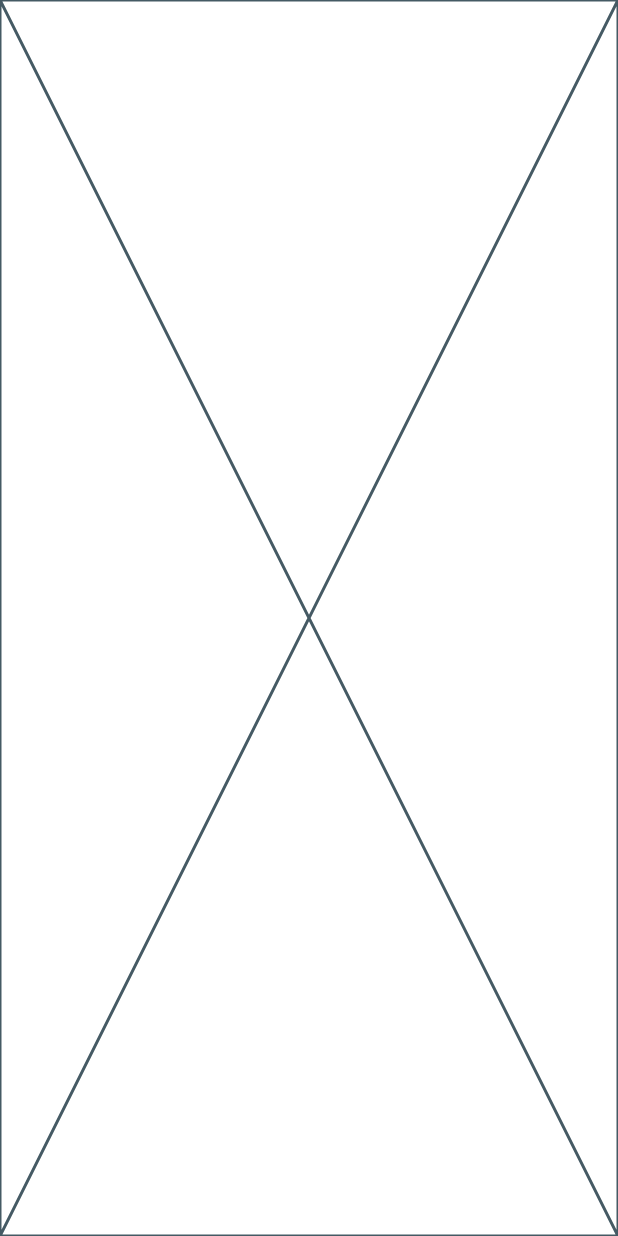
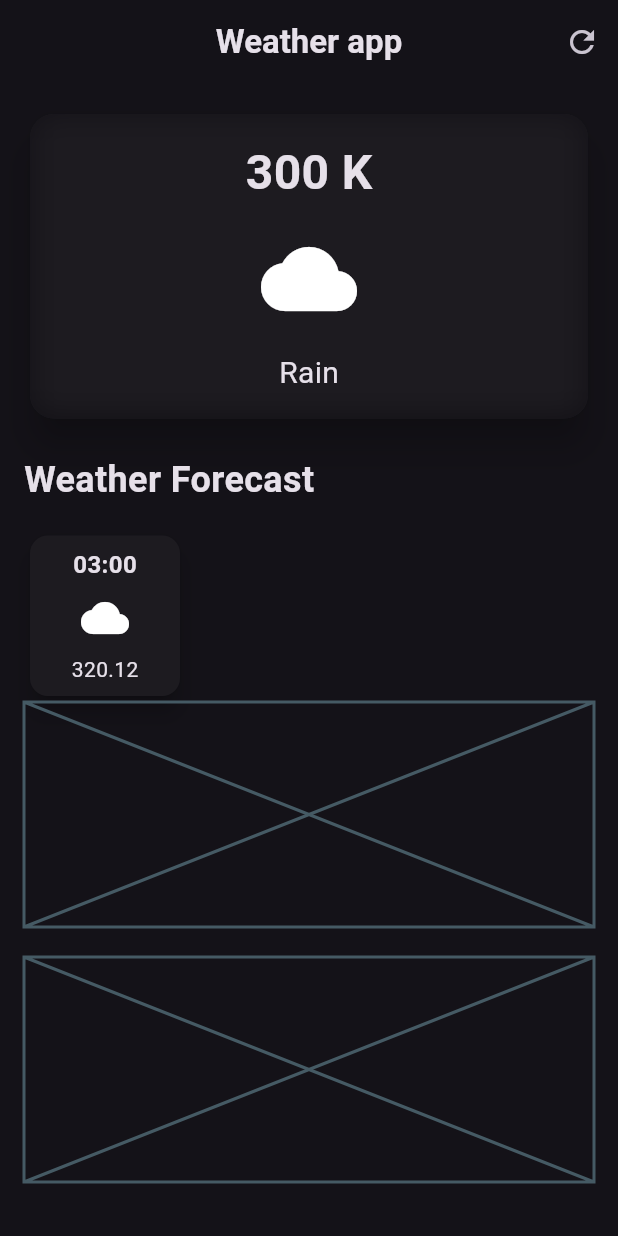
Before and after one commit to Josephus-git/weather_app, a Flutter app: the screen it shows after launch, on a phone screen of 412 x 824 dp. Run offline on Flutter 3.47's test engine with Material 3 defaults, Android fonts, the phone set to English and light mode, and no system bars.

Commit message:
added weather card

```diff
--- a/lib/main.dart
+++ b/lib/main.dart
@@ -10,6 +10,9 @@
 
   @override
   Widget build(BuildContext context) {
-    return MaterialApp(home: const WeatherScreen());
+    return MaterialApp(
+      theme: ThemeData.dark(useMaterial3: true),
+      home: const WeatherScreen(),
+    );
   }
 }
--- a/lib/weather_screen.dart
+++ b/lib/weather_screen.dart
@@ -1,3 +1,5 @@
+import 'dart:ui';
+
 import 'package:flutter/material.dart';
 
 class WeatherScreen extends StatelessWidget {
@@ -5,6 +7,104 @@
 
   @override
   Widget build(BuildContext context) {
-    return const Placeholder();
+    return Scaffold(
+      appBar: AppBar(
+        title: const Text(
+          'Weather app',
+          style: TextStyle(fontWeight: FontWeight.bold),
+        ),
+        centerTitle: true,
+        actions: [
+          IconButton(onPressed: () {}, icon: const Icon(Icons.refresh)),
+        ],
+      ),
+      body: Padding(
+        padding: const EdgeInsets.all(16.0),
+        child: Column(
+          crossAxisAlignment: CrossAxisAlignment.start,
+          children: [
+            // main card
+            SizedBox(
+              width: double.infinity,
+              child: Card(
+                elevation: 10,
+                shape: RoundedRectangleBorder(
+                  borderRadius: BorderRadius.circular(16),
+                ),
+                child: ClipRRect(
+                  borderRadius: BorderRadiusGeometry.circular(16),
+                  child: BackdropFilter(
+                    filter: ImageFilter.blur(sigmaX: 10, sigmaY: 10),
+                    child: const Padding(
+                      padding: EdgeInsets.all(16.0),
+                      child: Column(
+                        children: [
+                          Text(
+                            '300 K',
+                            style: TextStyle(
+                              fontSize: 32,
+                              fontWeight: FontWeight.bold,
+                            ),
+                          ),
+                          SizedBox(height: 16),
+                          Icon(Icons.cloud, size: 64),
+                          SizedBox(height: 16),
+                          Text('Rain', style: TextStyle(fontSize: 20)),
+                        ],
+                      ),
+                    ),
+                  ),
+                ),
+              ),
+            ),
+            const SizedBox(height: 20),
+            const Text(
+              'Weather Forecast',
+              style: TextStyle(fontSize: 24, fontWeight: FontWeight.bold),
+            ),
+            const SizedBox(height: 16),
+            Row(
+              children: [
+                SizedBox(
+                  child: Card(
+                    elevation: 6,
+                    child: Container(
+                      width: 100,
+                      decoration: BoxDecoration(
+                        borderRadius: BorderRadius.circular(18),
+                      ),
+                      child: Padding(
+                        padding: const EdgeInsets.all(8.0),
+
+                        child: Column(
+                          children: [
+                            Text(
+                              '03:00',
+                              style: TextStyle(
+                                fontSize: 16,
+                                fontWeight: FontWeight.bold,
+                              ),
+                            ),
+                            const SizedBox(height: 8),
+                            Icon(Icons.cloud, size: 32),
+                            const SizedBox(height: 8),
+                            Text('320.12'),
+                          ],
+                        ),
+                      ),
+                    ),
+                  ),
+                ),
+              ],
+            ),
+            // weather forcast cards
+            const Placeholder(fallbackHeight: 150),
+            const SizedBox(height: 20),
+            // additional information
+            const Placeholder(fallbackHeight: 150),
+          ],
+        ),
+      ),
+    );
   }
 }
```
